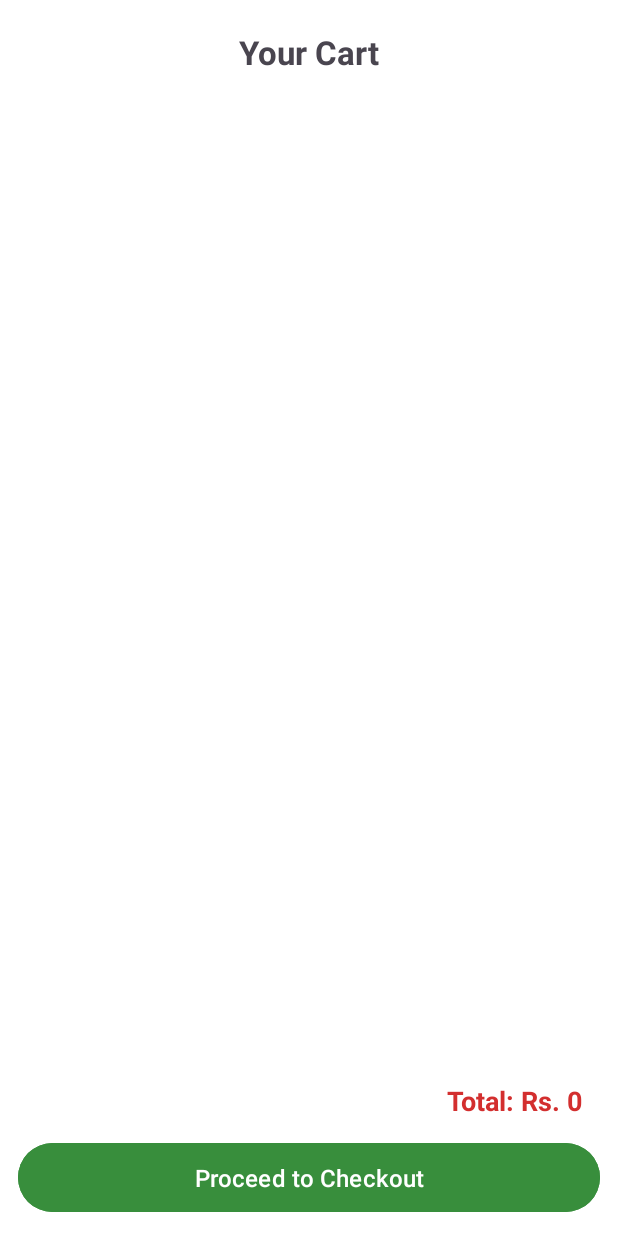
After one commit to Bimsara2002/PizzaManiaApp, an Android app: the layout activity_cart.xml on its own in the app's theme, with its tools: preview values and no code run, on a phone screen of 412 x 824 dp. The commit adds this screen. Run offline under Robolectric (Android 15) with nearby library versions, the phone set to English and light mode, and no system bars.

Commit message:
missing XML
xml Files

```diff
--- /dev/null
+++ b/app/src/main/res/layout/activity_cart.xml
@@ -0,0 +1,49 @@
+<?xml version="1.0" encoding="utf-8"?>
+<LinearLayout xmlns:android="http://schemas.android.com/apk/res/android"
+    android:orientation="vertical"
+    android:layout_width="match_parent"
+    android:layout_height="match_parent"
+    android:padding="12dp"
+    android:background="#FFFFFF">
+
+    <!-- Title -->
+    <TextView
+        android:id="@+id/cartTitle"
+        android:layout_width="wrap_content"
+        android:layout_height="wrap_content"
+        android:text="Your Cart"
+        android:textSize="22sp"
+        android:textStyle="bold"
+        android:layout_gravity="center"
+        android:padding="8dp"/>
+
+    <!-- RecyclerView for Cart Items -->
+    <androidx.recyclerview.widget.RecyclerView
+        android:id="@+id/cartRecyclerView"
+        android:layout_width="match_parent"
+        android:layout_height="0dp"
+        android:layout_weight="1"/>
+
+    <!-- Total Price -->
+    <TextView
+        android:id="@+id/totalPrice"
+        android:layout_width="match_parent"
+        android:layout_height="wrap_content"
+        android:text="Total: Rs. 0"
+        android:textSize="18sp"
+        android:textStyle="bold"
+        android:gravity="end"
+        android:padding="12dp"
+        android:textColor="#D32F2F"/>
+
+    <!-- Checkout Button -->
+    <Button
+        android:id="@+id/checkoutBtn"
+        android:layout_width="match_parent"
+        android:layout_height="wrap_content"
+        android:text="Proceed to Checkout"
+        android:backgroundTint="#388E3C"
+        android:textColor="#FFFFFF"
+        android:textSize="16sp"
+        android:padding="12dp"/>
+</LinearLayout>
--- a/app/src/main/res/layout/activity_register.xml
+++ b/app/src/main/res/layout/activity_register.xml
@@ -20,7 +20,7 @@
             android:hint="Username"
             android:inputType="textPersonName"
             android:layout_marginBottom="15dp"
-            android:background="@android:drawable/edit_text"
+            android:background="@android:color/transparent"
             android:padding="10dp"/>
 
         <EditText
```
Also changed, not shown: app/src/main/res/layout/activity_login.xml (+11 -20 lines), app/src/main/res/layout/activity_menu.xml (added, +100 -0 lines), app/src/main/res/layout/cart_item.xml (added, +44 -0 lines), app/src/main/res/layout/menu_item.xml (added, +56 -0 lines).
